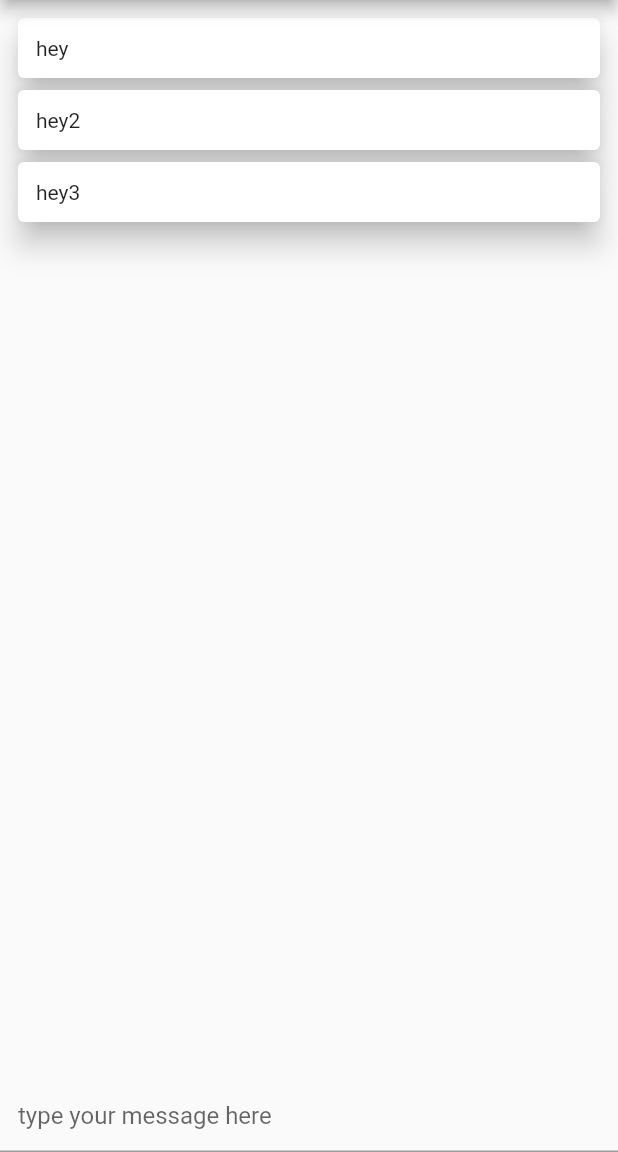
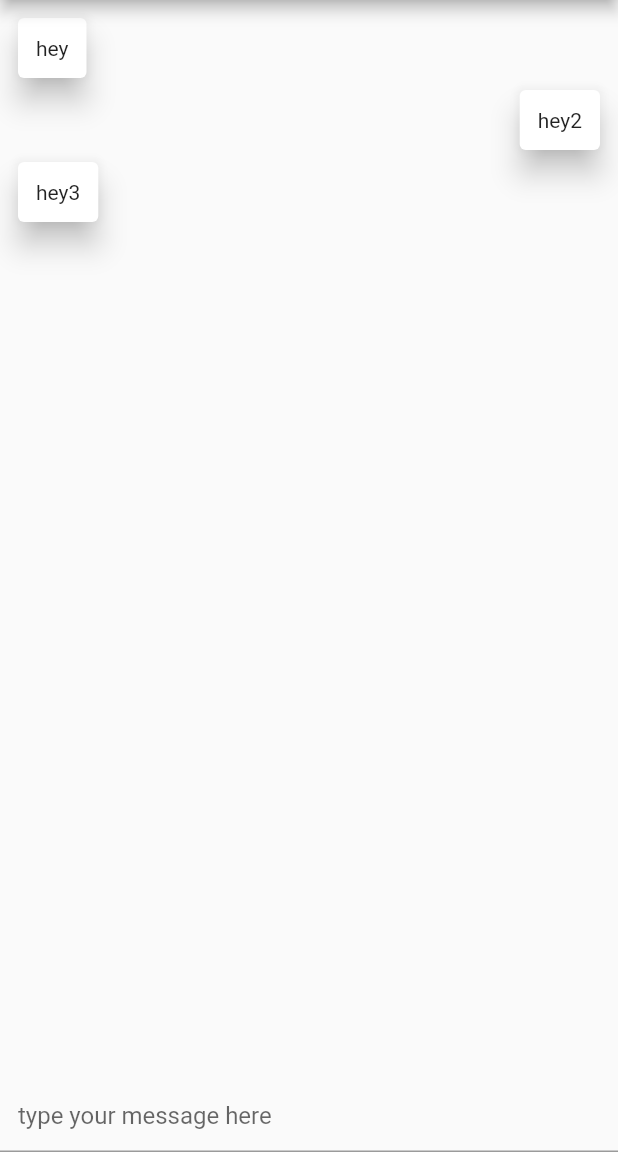
Before and after one commit to DulanWirajith/flutter_chat_ui, a Flutter app: the screen it shows after launch, on a phone screen of 412 x 824 dp, the part 84-1236 px from its top. Run offline on Flutter 3.47's test engine with Material 2 defaults, Android fonts, the phone set to English and light mode, and no system bars; drawn by our look-alikes of grouped_list.

Commit message:
add alignment according to sender

```diff
--- a/lib/main.dart
+++ b/lib/main.dart
@@ -59,11 +59,16 @@ class _MyHomePageState extends State<MyHomePage> {
               elements: messages,
               groupBy: (message) => DateTime(2022),
               groupHeaderBuilder: (Message message) => SizedBox(),
-              itemBuilder: (context, Message message) => Card(
-                elevation: 8,
-                child: Padding(
-                  padding: const EdgeInsets.all(12),
-                  child: Text(message.text),
+              itemBuilder: (context, Message message) => Align(
+                alignment: message.isSentByMe
+                    ? Alignment.centerRight
+                    : Alignment.centerLeft,
+                child: Card(
+                  elevation: 8,
+                  child: Padding(
+                    padding: const EdgeInsets.all(12),
+                    child: Text(message.text),
+                  ),
                 ),
               ),
             ),
```
